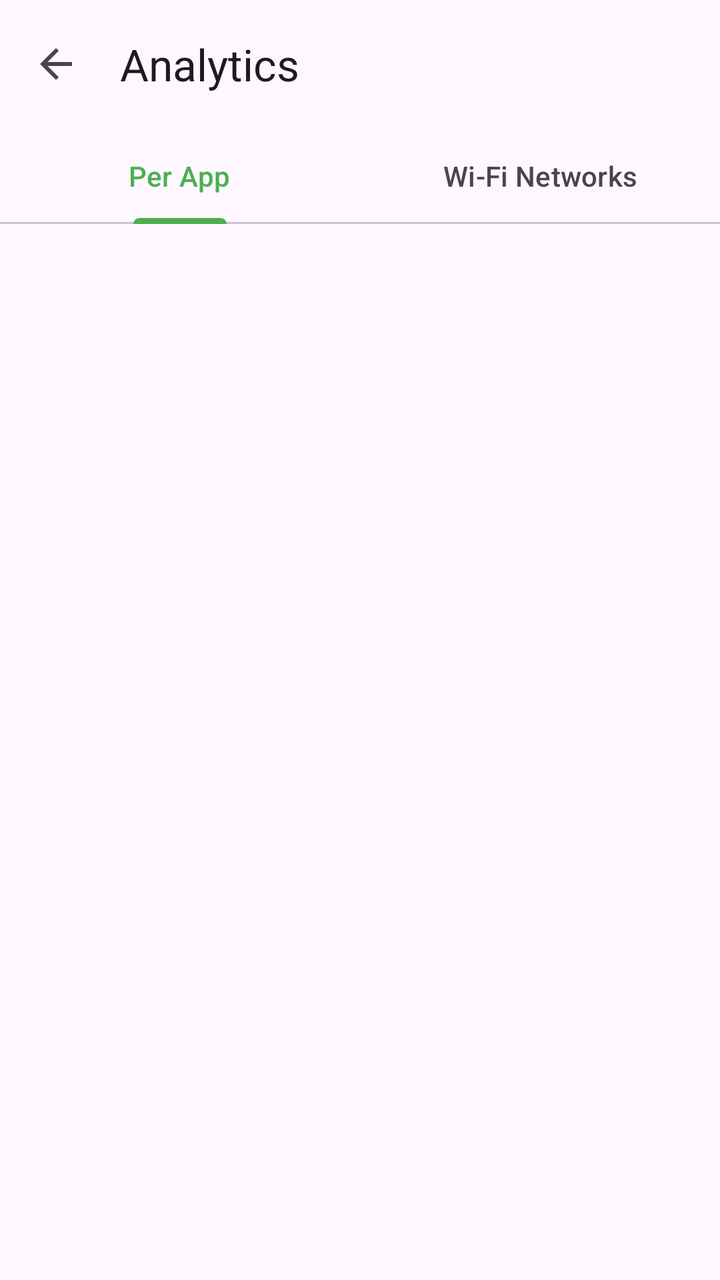
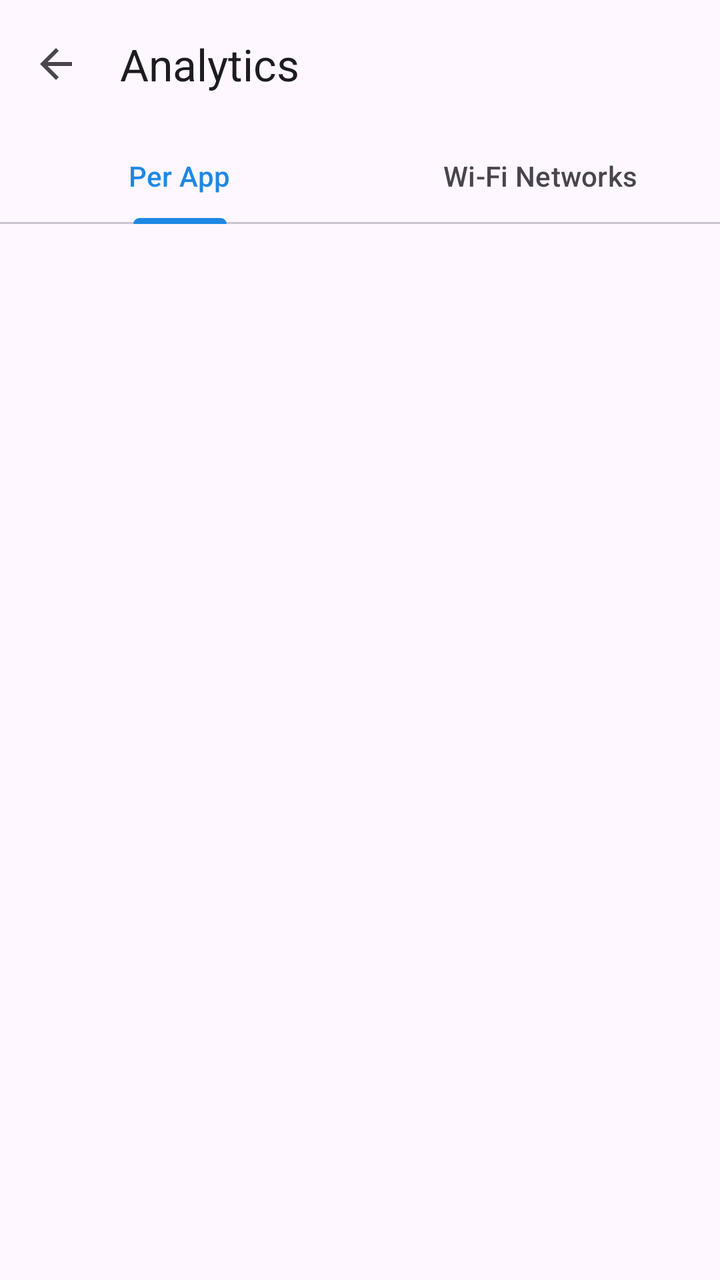

The first picture is an Android layout as it rendered before a commit; the second is the same layout after the commit. The layout source and the unified diff follow.
<!-- AndroidManifest.xml: application theme Theme.NetspeedIndicator -->
<!-- res/layout/activity_analytics.xml -->
<?xml version="1.0" encoding="utf-8"?>
<LinearLayout xmlns:android="http://schemas.android.com/apk/res/android"
    xmlns:app="http://schemas.android.com/apk/res-auto"
    android:layout_width="match_parent"
    android:layout_height="match_parent"
    android:orientation="vertical"
    android:fitsSystemWindows="true">

    <com.google.android.material.appbar.MaterialToolbar
        android:id="@+id/toolbar"
        android:layout_width="match_parent"
        android:layout_height="?attr/actionBarSize"
        app:title="Analytics"
        app:navigationIcon="?attr/homeAsUpIndicator" />

    <com.google.android.material.tabs.TabLayout
        android:id="@+id/tab_layout"
        android:layout_width="match_parent"
        android:layout_height="wrap_content"
        app:tabMode="fixed"
        app:tabGravity="fill">

        <com.google.android.material.tabs.TabItem
            android:layout_width="wrap_content"
            android:layout_height="wrap_content"
            android:text="Per App" />

        <com.google.android.material.tabs.TabItem
            android:layout_width="wrap_content"
            android:layout_height="wrap_content"
            android:text="Wi-Fi Networks" />
    </com.google.android.material.tabs.TabLayout>

    
    <LinearLayout
        android:id="@+id/layout_permission"
        android:layout_width="match_parent"
        android:layout_height="match_parent"
        android:orientation="vertical"
        android:gravity="center"
        android:padding="32dp"
        android:visibility="gone">

        <TextView
            android:layout_width="wrap_content"
            android:layout_height="wrap_content"
            android:text="Usage Access Required"
            android:textSize="20sp"
            android:textStyle="bold"
            android:layout_marginBottom="12dp" />

        <TextView
            android:layout_width="wrap_content"
            android:layout_height="wrap_content"
            android:text="To show per-app data usage, this app needs Usage Access permission.\n\nTap below to open Settings, then enable access for Net Speed Indicator."
            android:textSize="14sp"
            android:textAlignment="center"
            android:layout_marginBottom="24dp" />

        <com.google.android.material.button.MaterialButton
            android:id="@+id/button_grant_permission"
            android:layout_width="wrap_content"
            android:layout_height="wrap_content"
            android:text="Grant Permission" />
    </LinearLayout>

    
    <LinearLayout
        android:id="@+id/layout_content"
        android:layout_width="match_parent"
        android:layout_height="match_parent"
        android:orientation="vertical"
        android:visibility="gone">

        
        <com.google.android.material.card.MaterialCardView
            android:layout_width="match_parent"
            android:layout_height="wrap_content"
            android:layout_margin="12dp"
            app:cardElevation="2dp"
            app:cardCornerRadius="12dp">

            <LinearLayout
                android:layout_width="match_parent"
                android:layout_height="wrap_content"
                android:orientation="vertical"
                android:padding="16dp">

                <LinearLayout
                    android:layout_width="match_parent"
                    android:layout_height="wrap_content"
                    android:orientation="horizontal"
                    android:gravity="center_vertical">

                    <TextView
                        android:id="@+id/text_summary_total"
                        android:layout_width="0dp"
                        android:layout_height="wrap_content"
                        android:layout_weight="1"
                        android:text="Total: ---"
                        android:textSize="16sp"
                        android:textStyle="bold" />

                    <TextView
                        android:id="@+id/text_app_count"
                        android:layout_width="wrap_content"
                        android:layout_height="wrap_content"
                        android:text="0 apps"
                        android:textSize="12sp"
                        android:textColor="?android:attr/textColorSecondary" />
                </LinearLayout>

                <LinearLayout
                    android:layout_width="match_parent"
                    android:layout_height="wrap_content"
                    android:orientation="horizontal"
                    android:layout_marginTop="4dp">

                    <TextView
                        android:id="@+id/text_summary_down"
                        android:layout_width="0dp"
                        android:layout_height="wrap_content"
                        android:layout_weight="1"
                        android:text="\u2193 ---"
                        android:textSize="13sp"
                        android:textColor="@color/download_color" />

                    <TextView
                        android:id="@+id/text_summary_up"
                        android:layout_width="0dp"
                        android:layout_height="wrap_content"
                        android:layout_weight="1"
                        android:text="\u2191 ---"
                        android:textSize="13sp"
                        android:textColor="@color/upload_color" />
                </LinearLayout>
            </LinearLayout>
        </com.google.android.material.card.MaterialCardView>

        
        <com.google.android.material.chip.ChipGroup
            android:id="@+id/chip_group_period"
            android:layout_width="match_parent"
            android:layout_height="wrap_content"
            android:paddingHorizontal="12dp"
            app:singleSelection="true"
            app:selectionRequired="true">

            <com.google.android.material.chip.Chip
                android:id="@+id/chip_today"
                android:layout_width="wrap_content"
                android:layout_height="wrap_content"
                android:text="Today"
                style="@style/Widget.Material3.Chip.Filter" />

            <com.google.android.material.chip.Chip
                android:id="@+id/chip_7days"
                android:layout_width="wrap_content"
                android:layout_height="wrap_content"
                android:text="7 Days"
                style="@style/Widget.Material3.Chip.Filter" />

            <com.google.android.material.chip.Chip
                android:id="@+id/chip_30days"
                android:layout_width="wrap_content"
                android:layout_height="wrap_content"
                android:text="30 Days"
                style="@style/Widget.Material3.Chip.Filter" />

            <com.google.android.material.chip.Chip
                android:id="@+id/chip_this_month"
                android:layout_width="wrap_content"
                android:layout_height="wrap_content"
                android:text="This Month"
                style="@style/Widget.Material3.Chip.Filter" />
        </com.google.android.material.chip.ChipGroup>

        
        <com.google.android.material.chip.ChipGroup
            android:id="@+id/chip_group_sort"
            android:layout_width="match_parent"
            android:layout_height="wrap_content"
            android:paddingHorizontal="12dp"
            android:paddingBottom="4dp"
            app:singleSelection="true"
            app:selectionRequired="true">

            <com.google.android.material.chip.Chip
                android:id="@+id/chip_sort_total"
                android:layout_width="wrap_content"
                android:layout_height="wrap_content"
                android:text="Sort: Total"
                style="@style/Widget.Material3.Chip.Filter" />

            <com.google.android.material.chip.Chip
                android:id="@+id/chip_sort_download"
                android:layout_width="wrap_content"
                android:layout_height="wrap_content"
                android:text="Sort: Download"
                style="@style/Widget.Material3.Chip.Filter" />

            <com.google.android.material.chip.Chip
                android:id="@+id/chip_sort_upload"
                android:layout_width="wrap_content"
                android:layout_height="wrap_content"
                android:text="Sort: Upload"
                style="@style/Widget.Material3.Chip.Filter" />
        </com.google.android.material.chip.ChipGroup>

        <ProgressBar
            android:id="@+id/progress_loading"
            android:layout_width="wrap_content"
            android:layout_height="wrap_content"
            android:layout_gravity="center"
            android:layout_marginTop="16dp"
            android:visibility="gone" />

        <androidx.recyclerview.widget.RecyclerView
            android:id="@+id/recycler_apps"
            android:layout_width="match_parent"
            android:layout_height="0dp"
            android:layout_weight="1"
            android:clipToPadding="false"
            android:paddingHorizontal="12dp"
            android:paddingBottom="12dp" />
    </LinearLayout>
</LinearLayout>
<!-- resources referenced by this layout -->
<resources>
  <color name="download_color">#4CAF50</color>
  <color name="upload_color">#FF5722</color>
  <style name="Theme.NetspeedIndicator" parent="Theme.Material3.DayNight.NoActionBar">
          <item name="colorPrimary">@color/download_color</item>
      </style>
</resources>

<!-- the commit's change to res/layout/activity_analytics.xml (unified diff, before → after) -->
@@ -11,6 +11,7 @@
         android:layout_width="match_parent"
         android:layout_height="?attr/actionBarSize"
         app:title="Analytics"
+        app:titleTextAppearance="@style/TextAppearance.Material3.TitleLarge"
         app:navigationIcon="?attr/homeAsUpIndicator" />
 
     <com.google.android.material.tabs.TabLayout
@@ -18,7 +19,9 @@
         android:layout_width="match_parent"
         android:layout_height="wrap_content"
         app:tabMode="fixed"
-        app:tabGravity="fill">
+        app:tabGravity="fill"
+        app:tabIndicatorAnimationMode="elastic"
+        app:tabRippleColor="?attr/colorControlHighlight">
 
         <com.google.android.material.tabs.TabItem
             android:layout_width="wrap_content"
@@ -38,14 +41,21 @@
         android:layout_height="match_parent"
         android:orientation="vertical"
         android:gravity="center"
-        android:padding="32dp"
+        android:padding="40dp"
         android:visibility="gone">
 
         <TextView
             android:layout_width="wrap_content"
             android:layout_height="wrap_content"
+            android:text="\uD83D\uDD12"
+            android:textSize="48sp"
+            android:layout_marginBottom="16dp" />
+
+        <TextView
+            android:layout_width="wrap_content"
+            android:layout_height="wrap_content"
             android:text="Usage Access Required"
-            android:textSize="20sp"
+            android:textSize="22sp"
             android:textStyle="bold"
             android:layout_marginBottom="12dp" />
 
@@ -55,13 +65,16 @@
             android:text="To show per-app data usage, this app needs Usage Access permission.\n\nTap below to open Settings, then enable access for Net Speed Indicator."
             android:textSize="14sp"
             android:textAlignment="center"
-            android:layout_marginBottom="24dp" />
+            android:textColor="?android:attr/textColorSecondary"
+            android:lineSpacingExtra="2dp"
+            android:layout_marginBottom="28dp" />
 
         <com.google.android.material.button.MaterialButton
             android:id="@+id/button_grant_permission"
             android:layout_width="wrap_content"
             android:layout_height="wrap_content"
-            android:text="Grant Permission" />
+            android:text="Grant Permission"
+            app:cornerRadius="12dp" />
     </LinearLayout>
 
     
@@ -77,8 +90,10 @@
             android:layout_width="match_parent"
             android:layout_height="wrap_content"
             android:layout_margin="12dp"
-            app:cardElevation="2dp"
-            app:cardCornerRadius="12dp">
+            app:cardElevation="0dp"
+            app:cardCornerRadius="16dp"
+            app:strokeWidth="1dp"
+            app:strokeColor="?attr/colorOutlineVariant">
 
             <LinearLayout
                 android:layout_width="match_parent"
@@ -98,7 +113,7 @@
                         android:layout_height="wrap_content"
                         android:layout_weight="1"
                         android:text="Total: ---"
-                        android:textSize="16sp"
+                        android:textSize="18sp"
                         android:textStyle="bold" />
 
                     <TextView
@@ -114,7 +129,7 @@
                     android:layout_width="match_parent"
                     android:layout_height="wrap_content"
                     android:orientation="horizontal"
-                    android:layout_marginTop="4dp">
+                    android:layout_marginTop="6dp">
 
                     <TextView
                         android:id="@+id/text_summary_down"
@@ -122,7 +137,7 @@
                         android:layout_height="wrap_content"
                         android:layout_weight="1"
                         android:text="\u2193 ---"
-                        android:textSize="13sp"
+                        android:textSize="14sp"
                         android:textColor="@color/download_color" />
 
                     <TextView
@@ -131,7 +146,7 @@
                         android:layout_height="wrap_content"
                         android:layout_weight="1"
                         android:text="\u2191 ---"
-                        android:textSize="13sp"
+                        android:textSize="14sp"
                         android:textColor="@color/upload_color" />
                 </LinearLayout>
             </LinearLayout>
<!-- resource entries referenced after the edit -->
@@ -1,9 +1,17 @@
 <!-- resources referenced by this layout -->
 <resources>
-  <color name="download_color">#4CAF50</color>
-  <color name="upload_color">#FF5722</color>
+  <color name="download_color">#43A047</color>
+  <color name="upload_color">#EF5350</color>
   <style name="Theme.NetspeedIndicator" parent="Theme.Material3.DayNight.NoActionBar">
-          <item name="colorPrimary">@color/download_color</item>
+          <item name="colorPrimary">@color/primary</item>
+          <item name="colorPrimaryDark">@color/primary_dark</item>
+          <item name="colorPrimaryVariant">@color/primary_variant</item>
+          <item name="colorSecondary">@color/secondary</item>
+          <item name="android:statusBarColor">@android:color/transparent</item>
       </style>
+  <color name="primary">#1E88E5</color>
+  <color name="primary_dark">#1565C0</color>
+  <color name="primary_variant">#0D47A1</color>
+  <color name="secondary">#00BCD4</color>
 </resources>
 
